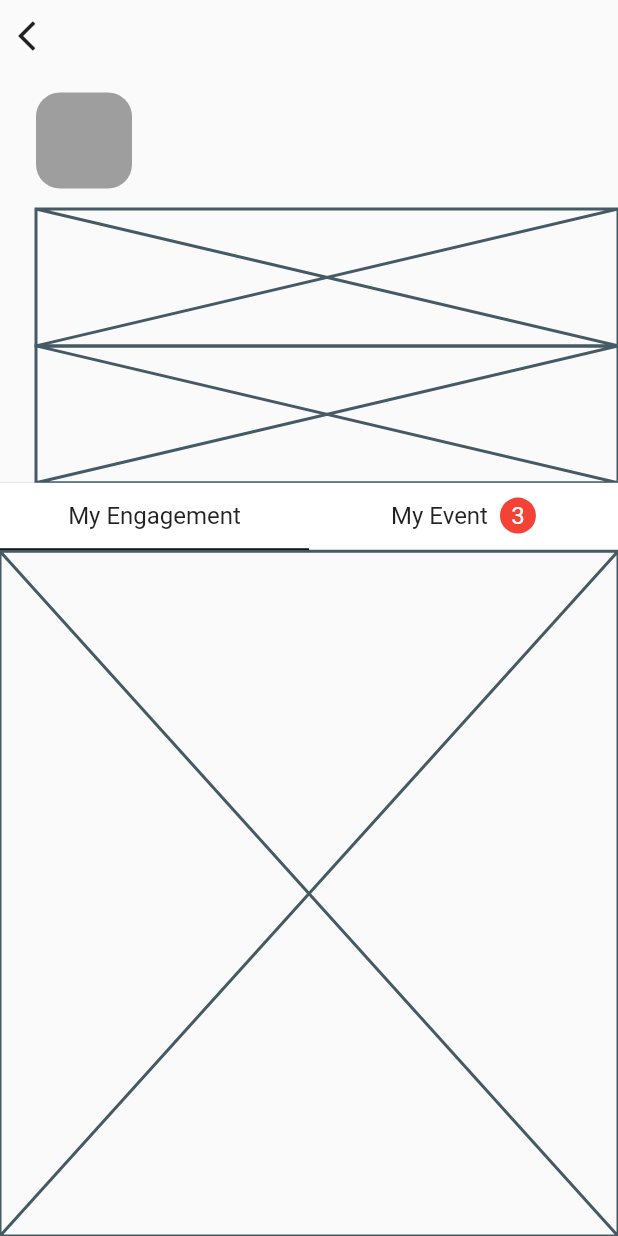
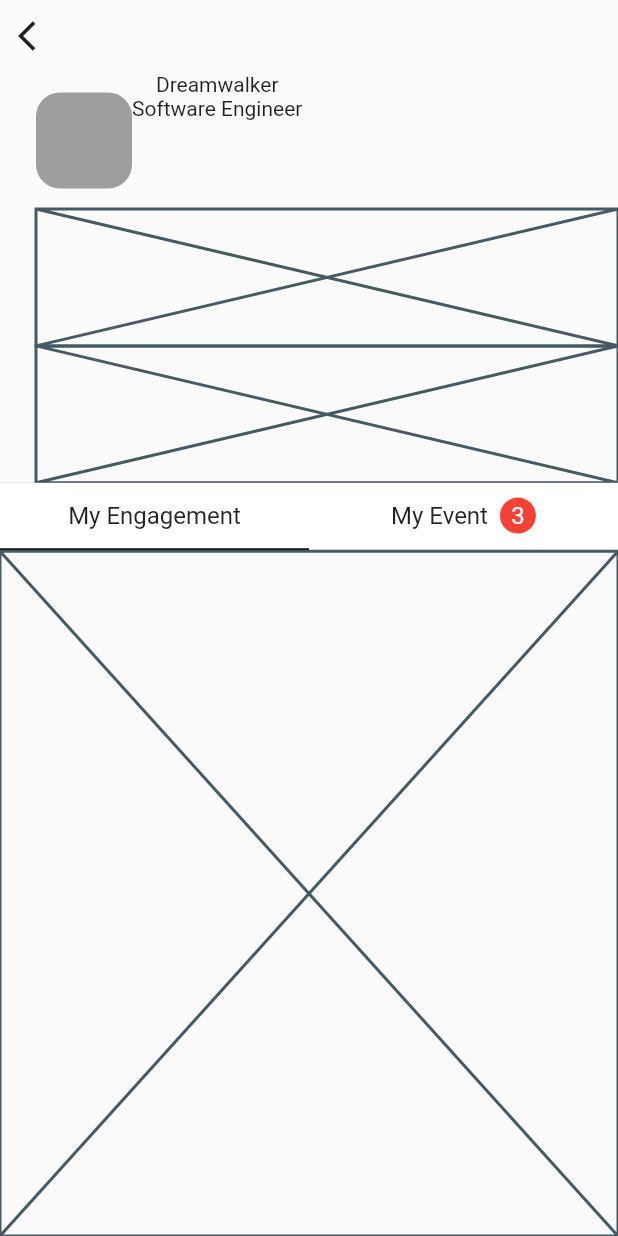
Before and after one commit to JAICHANGPARK/flutter_notebook_11th_story, a Flutter app: the IrysProfilePage screen opened directly, on a phone screen of 412 x 824 dp. Run offline on Flutter 3.47's test engine with Material 2 defaults, Android fonts, the phone set to English and light mode, and no system bars; our stand-ins replace backdrop, badges, flutter_inner_drawer, flutter_slidable, flutter_swiper, google_fonts; network calls fail.

Commit message:
Update irys_profile_page.dart

```diff
--- a/lib/ep727_irys_mobile_app/ui/irys_profile_page.dart
+++ b/lib/ep727_irys_mobile_app/ui/irys_profile_page.dart
@@ -34,6 +34,12 @@ class _IrysProfilePageState extends State<IrysProfilePage> {
                             color: Colors.grey,
                             borderRadius: BorderRadius.circular(16)
                           ),
+                        ),
+                        Column(
+                          children: [
+                            Text('Dreamwalker'),
+                            Text("Software Engineer")
+                          ],
                         )
                       ],
                     )),
```
